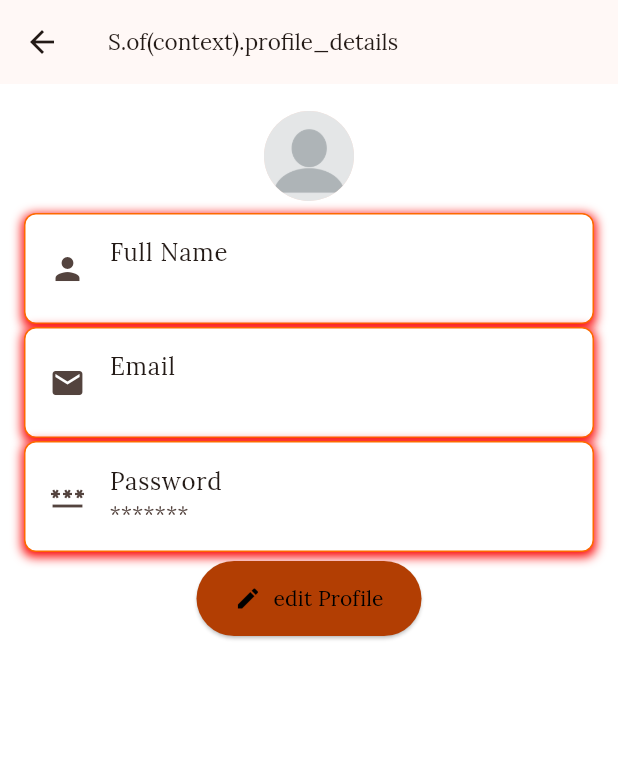
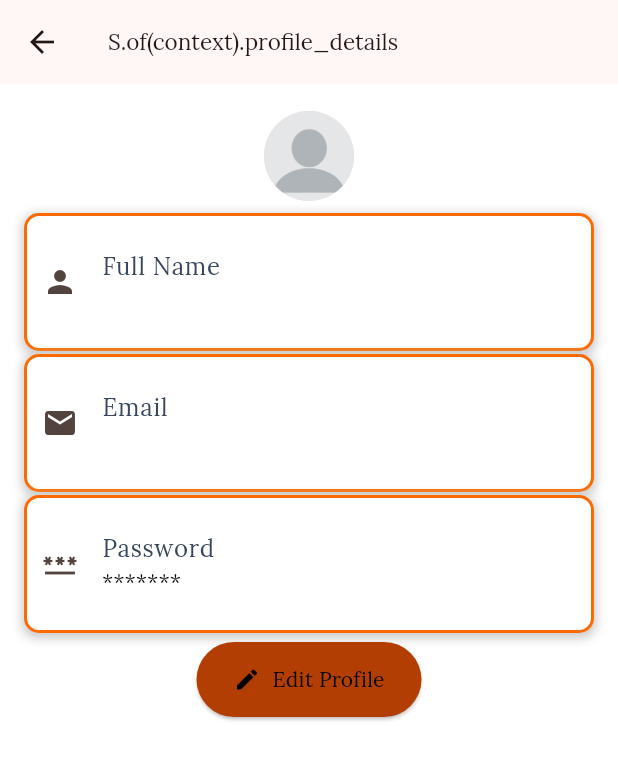
Before and after one commit to OmarElDwary/Tourist-App, a Flutter app: the ProfileScreen screen opened directly, on a phone screen of 412 x 824 dp. Shown: the top 760 px of the screen. Run offline on Flutter 3.47's test engine with Material 3 defaults, Android fonts, the phone set to English and light mode, and no system bars; our stand-ins replace dio, flutter_bloc, intl_phone_number_input, shared_preferences; accounts and stored records are empty.

Commit message:
Profile and edit

```diff
--- a/lib/main.dart
+++ b/lib/main.dart
@@ -4,6 +4,8 @@ import 'package:provider/provider.dart';
 import 'package:tourist_app/services/user_services.dart';
 import 'package:tourist_app/views/blocs/auth/auth_bloc.dart';
 import 'package:tourist_app/views/blocs/auth/auth_state.dart';
+import 'package:tourist_app/views/blocs/profile/profile_bloc.dart';
+import 'package:tourist_app/views/blocs/profile/profile_event.dart';
 import 'package:tourist_app/views/screens/home_screen.dart';
 import 'package:tourist_app/views/screens/login_screen.dart';
 import 'package:tourist_app/views/screens/tabs_screen.dart';
@@ -24,6 +26,10 @@ class MyApp extends StatelessWidget {
         ),
         Provider(
           create: (context) => UserService(),
+        ),
+        BlocProvider(
+          create: (context) => ProfileBloc(context.read<UserService>())
+            ..add(LoadProfile()), // Load profile data when the app starts
         ),
       ],
       child: MaterialApp(
--- a/lib/views/screens/profile_screen.dart
+++ b/lib/views/screens/profile_screen.dart
@@ -23,7 +23,14 @@ class ProfileScreen extends StatelessWidget {
             style: TextStyle(fontSize: 15),
           ),
         ),
-        body: BlocBuilder<ProfileBloc, ProfileState>(
+        body: BlocConsumer<ProfileBloc, ProfileState>(
+          listener: (context, state) {
+            if (state is ProfileUpdated) {
+              ScaffoldMessenger.of(context).showSnackBar(
+                SnackBar(content: Text("Profile Updated Successfully!")),
+              );
+            }
+          },
           builder: (context, state) {
             if (state is ProfileLoading) {
               return const Center(
@@ -52,23 +59,22 @@ class ProfileScreen extends StatelessWidget {
                     Padding(
                       padding: const EdgeInsets.all(6.0),
                       child: ElevatedButton.icon(
-                        onPressed: () {
-                          Navigator.push(
+                        onPressed: () async {
+                          // Navigate to EditProfilePage and wait for a result
+                          await Navigator.push(
                             context,
                             MaterialPageRoute(
-                              builder: (context) => BlocProvider(
-                                create: (context) => ProfileBloc(
-                                  Provider.of<UserService>(context,
-                                      listen: false),
-                                ),
+                              builder: (context) => BlocProvider.value(
+                                value: context.read<ProfileBloc>(),
                                 child: EditProfilePage(),
                               ),
                             ),
                           );
+                          context.read<ProfileBloc>().add(LoadProfile());
                         },
                         icon: Icon(Icons.edit),
                         label: Text(
-                          "edit Profile",
+                          "Edit Profile",
                           style: TextStyle(color: Colors.black),
                         ),
                         style: ElevatedButton.styleFrom(
--- a/lib/views/widgets/list_tile.dart
+++ b/lib/views/widgets/list_tile.dart
@@ -4,13 +4,15 @@ Widget listTileFunc(String title, String subtitle, Icon leadingIcon) {
   return Container(
     decoration: BoxDecoration(
       color: Colors.white, // Background color for the ListTile
+      borderRadius: BorderRadius.circular(10.0), // Rounded corners
       border: Border.all(
-          color:
-              const Color.fromARGB(255, 253, 106, 0)), // Border color and width
-      borderRadius: BorderRadius.circular(8.0), // Rounded corners
+        color: const Color.fromARGB(255, 253, 106, 0), // Border color
+        width: 2, // Border width
+      ),
       boxShadow: [
         BoxShadow(
-          color: const Color.fromARGB(255, 251, 3, 3), // Shadow color
+          color: const Color.fromARGB(
+              255, 200, 200, 200), // Adjusted shadow color for a softer look
           blurRadius: 5, // Shadow blur radius
           spreadRadius: 1, // Shadow spread radius
           offset: const Offset(0, 2), // Shadow position
@@ -18,9 +20,24 @@ Widget listTileFunc(String title, String subtitle, Icon leadingIcon) {
       ],
     ),
     child: ListTile(
-      title: Text(title),
-      subtitle: Text(subtitle),
+      title: Text(
+        title,
+        style: TextStyle(
+          color: const Color.fromARGB(
+              255, 56, 71, 93), // Example: A nice blue color
+        ),
+      ),
+      subtitle: Text(
+        subtitle,
+        style: TextStyle(
+          color: const Color.fromARGB(255, 0, 0, 0), // Optional: A lighter gray
+        ),
+      ),
       leading: leadingIcon,
+      contentPadding: EdgeInsets.symmetric(
+        vertical: 8.0,
+        horizontal: 10.0, // Optionally add padding for better spacing
+      ),
     ),
   );
 }
```
Also changed, not shown: lib/views/blocs/profile/profile_bloc.dart (+7 -15 lines), lib/views/screens/edit_profile_screen.dart (+94 -19 lines).
